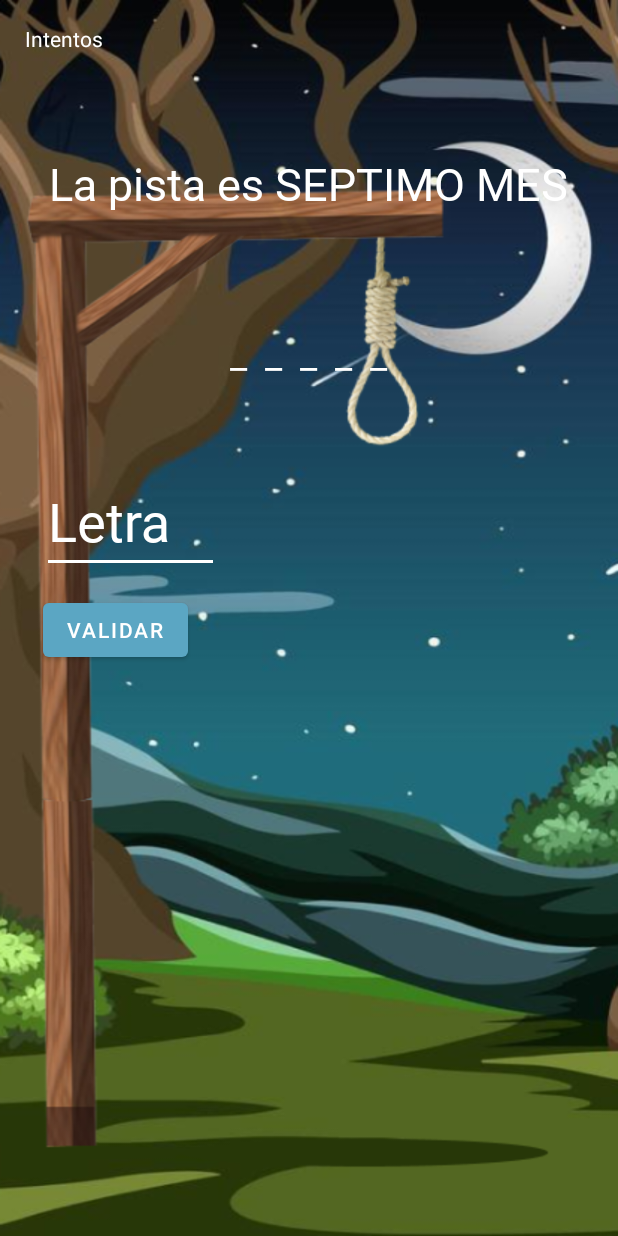
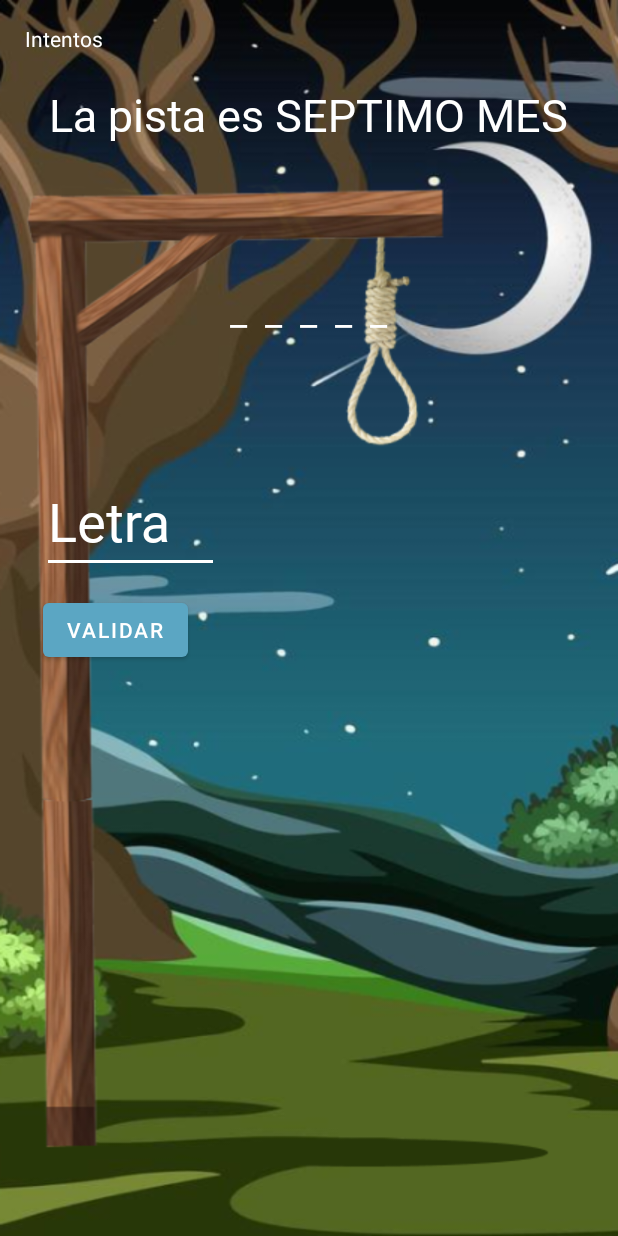
Before and after one commit to alycastro22/JuegoAhorcado, an Android app: the PantallaJuego screen opened directly, with no data from a screen before it, on a phone screen of 412 x 824 dp. Run offline under Robolectric (Android 15) with nearby library versions, the phone set to English and light mode, and no system bars.

Commit message:
Hoy si raza! :)

```diff
--- a/app/src/main/res/layout/activity_pantalla_juego.xml
+++ b/app/src/main/res/layout/activity_pantalla_juego.xml
@@ -21,18 +21,20 @@
         app:layout_constraintEnd_toEndOf="parent"
         app:layout_constraintHorizontal_bias="0.497"
         app:layout_constraintStart_toStartOf="parent"
-        app:layout_constraintTop_toTopOf="parent" />
+        app:layout_constraintTop_toTopOf="parent"
+        app:layout_constraintVertical_bias="0.0" />
 
     <LinearLayout
         android:id="@+id/layoutlinea"
         android:layout_width="0dp"
         android:layout_height="50dp"
-        android:layout_marginBottom="563dp"
+        android:layout_marginBottom="592dp"
         android:gravity="center"
         android:orientation="horizontal"
         app:layout_constraintBottom_toBottomOf="parent"
         app:layout_constraintEnd_toEndOf="parent"
-        app:layout_constraintStart_toStartOf="parent" >
+        app:layout_constraintHorizontal_bias="0.0"
+        app:layout_constraintStart_toStartOf="parent">
 
 
     </LinearLayout>
@@ -158,6 +160,6 @@
         app:layout_constraintStart_toStartOf="parent"
         app:layout_constraintTop_toTopOf="parent" />
 
-   ¿
+    ¿
 
 </androidx.constraintlayout.widget.ConstraintLayout>
```
Also changed, not shown: app/src/main/java/hn/edu/ujcv/pdm_proyecto1_i_p1_juegoahorcado/PantallaJuego.kt (+4 -5 lines).
